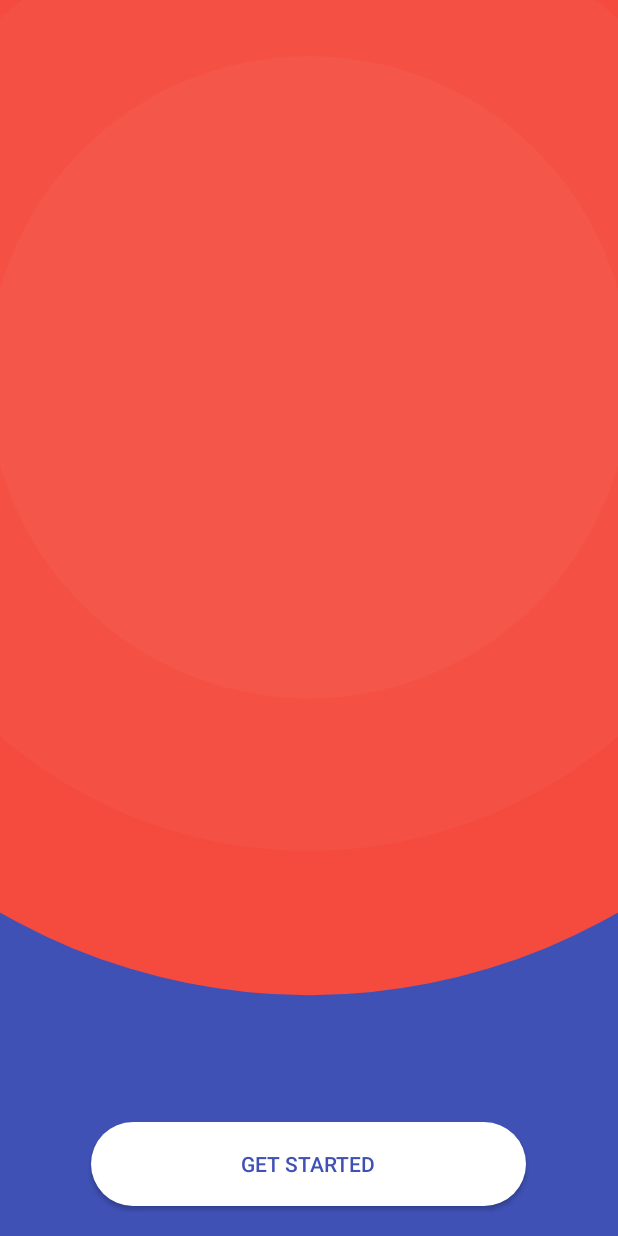
After one commit to thomasfischersm/GhostPhoto, an Android app: the layout activity_introduction.xml on its own in the app's theme, with its tools: preview values and no code run, on a phone screen of 412 x 824 dp. The commit adds this screen. Run offline under Robolectric (Android 15) with nearby library versions, the phone set to English and light mode, and no system bars.

Commit message:
Add intro activity.

```diff
--- a/app/build.gradle
+++ b/app/build.gradle
@@ -33,6 +33,7 @@ dependencies {
     compile 'com.android.support:appcompat-v7:25.4.0'
     compile 'com.android.support:support-v13:25.4.0'
     compile 'com.android.support:cardview-v7:25.4.0'
+    compile 'com.android.support:percent:25.4.0'
     compile 'com.google.android.gms:play-services-analytics:11.0.2'
     compile 'com.google.guava:guava:22.0-android'
     compile 'com.android.support.constraint:constraint-layout:1.0.2'
--- a/app/src/main/AndroidManifest.xml
+++ b/app/src/main/AndroidManifest.xml
@@ -25,8 +25,7 @@
 
         <meta-data
             android:name="io.fabric.ApiKey"
-            android:value="5e6d81f10c3b91abdbb377d69ca013c8a8fecb3e"
-            />
+            android:value="5e6d81f10c3b91abdbb377d69ca013c8a8fecb3e" />
 
         <provider
             android:name="android.support.v4.content.FileProvider"
@@ -43,13 +42,14 @@
             android:authorities="com.playposse.ghostphoto.provider"
             android:exported="false" />
 
-        <activity android:name=".activities.camera.PhotoActivity">
+        <activity android:name=".activities.other.IntroductionActivity">
             <intent-filter>
                 <action android:name="android.intent.action.MAIN" />
 
                 <category android:name="android.intent.category.LAUNCHER" />
             </intent-filter>
         </activity>
+        <activity android:name=".activities.camera.PhotoActivity" />
         <activity
             android:name=".activities.other.AboutActivity"
             android:parentActivityName=".activities.camera.PhotoActivity" />
--- /dev/null
+++ b/app/src/main/res/drawable/capsule_button_bg.xml
@@ -0,0 +1,10 @@
+<?xml version="1.0" encoding="utf-8"?>
+<shape xmlns:android="http://schemas.android.com/apk/res/android"
+    android:shape="rectangle">
+
+    <corners android:radius="64dp" />
+    <solid android:color="#fff" />
+    <padding
+        android:left="32dp"
+        android:right="32dp" />
+</shape>
--- /dev/null
+++ b/app/src/main/res/drawable/default_dot.xml
@@ -0,0 +1,12 @@
+<?xml version="1.0" encoding="utf-8"?>
+<layer-list xmlns:android="http://schemas.android.com/apk/res/android">
+    <item>
+        <shape
+            android:innerRadius="0dp"
+            android:shape="ring"
+            android:thickness="3dp"
+            android:useLevel="false">
+            <solid android:color="@color/unselectedText"/>
+        </shape>
+    </item>
+</layer-list>
--- /dev/null
+++ b/app/src/main/res/drawable/introduction_bg.xml
@@ -0,0 +1,49 @@
+<?xml version="1.0" encoding="utf-8"?>
+
+<!-- A background for the login activity. It contains concentric circles. -->
+<layer-list xmlns:android="http://schemas.android.com/apk/res/android">
+    <item>
+        <shape android:shape="rectangle">
+            <solid android:color="@color/colorPrimary" />
+            <size
+                android:width="100dp"
+                android:height="100dp" />
+        </shape>
+    </item>
+    <item
+        android:right="0dp"
+        android:bottom="20dp"
+        android:left="0dp"
+        android:top="-20dp">
+        <shape
+            android:shape="oval"
+            android:useLevel="false">
+            <solid android:color="#f44b3e" />
+            <size android:height="100dp" android:width="100dp"/>
+        </shape>
+    </item>
+    <item
+        android:right="12dp"
+        android:bottom="32dp"
+        android:left="12dp"
+        android:top="-8dp">
+        <shape
+            android:shape="oval"
+            android:useLevel="false">
+            <solid android:color="#f45144" />
+            <size android:height="76dp" android:width="76dp"/>
+        </shape>
+    </item>
+    <item
+        android:right="25dp"
+        android:bottom="45dp"
+        android:left="25dp"
+        android:top="5dp">
+        <shape
+            android:shape="oval"
+            android:useLevel="false">
+            <solid android:color="#f4574a" />
+            <size android:height="53dp" android:width="53dp"/>
+        </shape>
+    </item>
+</layer-list>
--- /dev/null
+++ b/app/src/main/res/drawable/selected_dot.xml
@@ -0,0 +1,12 @@
+<?xml version="1.0" encoding="utf-8"?>
+<layer-list xmlns:android="http://schemas.android.com/apk/res/android">
+    <item>
+        <shape
+            android:innerRadius="0dp"
+            android:shape="ring"
+            android:thickness="4dp"
+            android:useLevel="false">
+            <solid android:color="@color/selectedText"/>
+        </shape>
+    </item>
+</layer-list>
--- /dev/null
+++ b/app/src/main/res/drawable/tab_selector.xml
@@ -0,0 +1,8 @@
+<?xml version="1.0" encoding="utf-8"?>
+<selector xmlns:android="http://schemas.android.com/apk/res/android">
+
+    <item android:drawable="@drawable/selected_dot"
+        android:state_selected="true"/>
+
+    <item android:drawable="@drawable/default_dot"/>
+</selector>
--- /dev/null
+++ b/app/src/main/res/layout/activity_introduction.xml
@@ -0,0 +1,54 @@
+<?xml version="1.0" encoding="utf-8"?>
+<FrameLayout xmlns:android="http://schemas.android.com/apk/res/android"
+    xmlns:app="http://schemas.android.com/apk/res-auto"
+    xmlns:tools="http://schemas.android.com/tools"
+    android:id="@+id/activity_student_introduction_deck"
+    android:layout_width="match_parent"
+    android:layout_height="match_parent"
+    tools:context=".activities.other.IntroductionActivity">
+
+    <ImageView
+        android:layout_width="match_parent"
+        android:layout_height="match_parent"
+        android:contentDescription="@string/background_content_description"
+        android:scaleType="centerCrop"
+        android:src="@drawable/introduction_bg" />
+
+    <LinearLayout
+        android:layout_width="match_parent"
+        android:layout_height="match_parent"
+        android:orientation="vertical"
+        android:paddingBottom="@dimen/activity_vertical_margin"
+        android:paddingLeft="@dimen/activity_horizontal_margin"
+        android:paddingRight="@dimen/activity_horizontal_margin"
+        android:paddingTop="@dimen/activity_vertical_margin">
+
+        <android.support.v4.view.ViewPager
+            android:id="@+id/introductionSlidePager"
+            android:layout_width="match_parent"
+            android:layout_height="0dp"
+            android:layout_weight="1">
+
+            <android.support.design.widget.TabLayout
+                android:layout_width="match_parent"
+                android:layout_height="wrap_content"
+                android:layout_gravity="bottom"
+                android:layout_marginBottom="25dp"
+                android:layout_marginTop="25dp"
+                app:tabBackground="@drawable/tab_selector"
+                app:tabGravity="center"
+                app:tabIndicatorHeight="0dp" />
+        </android.support.v4.view.ViewPager>
+
+        <Button
+            android:id="@+id/getStartedButton"
+            style="@style/Widget.AppCompat.Button.Colored"
+            android:layout_width="290dp"
+            android:layout_height="56dp"
+            android:layout_gravity="center_horizontal"
+            android:layout_marginBottom="4dp"
+            android:background="@drawable/capsule_button_bg"
+            android:text="@string/getting_started_button"
+            android:textColor="@color/colorPrimary" />
+    </LinearLayout>
+</FrameLayout>
```
Also changed, not shown: app/src/main/java/com/playposse/ghostphoto/GhostPhotoPreferences.java (+12 -0 lines), app/src/main/java/com/playposse/ghostphoto/activities/other/IntroductionActivity.java (added, +105 -0 lines), app/src/main/java/com/playposse/ghostphoto/activities/other/IntroductionSlide0Fragment.java (added, +43 -0 lines), app/src/main/java/com/playposse/ghostphoto/activities/other/IntroductionSlide1Fragment.java (added, +27 -0 lines), app/src/main/java/com/playposse/ghostphoto/util/AnalyticsUtil.java (+9 -2 lines), app/src/main/res/drawable/ic_view_comfy_black_24dp.xml (added, +9 -0 lines), app/src/main/res/layout/fragment_introduction_slide0.xml (added, +55 -0 lines), app/src/main/res/layout/fragment_introduction_slide1.xml (added, +41 -0 lines), app/src/main/res/values/strings.xml (+28 -0 lines), app/src/main/res/drawable/havilah_galaxy_249906.jpg (added), 1 other file.
